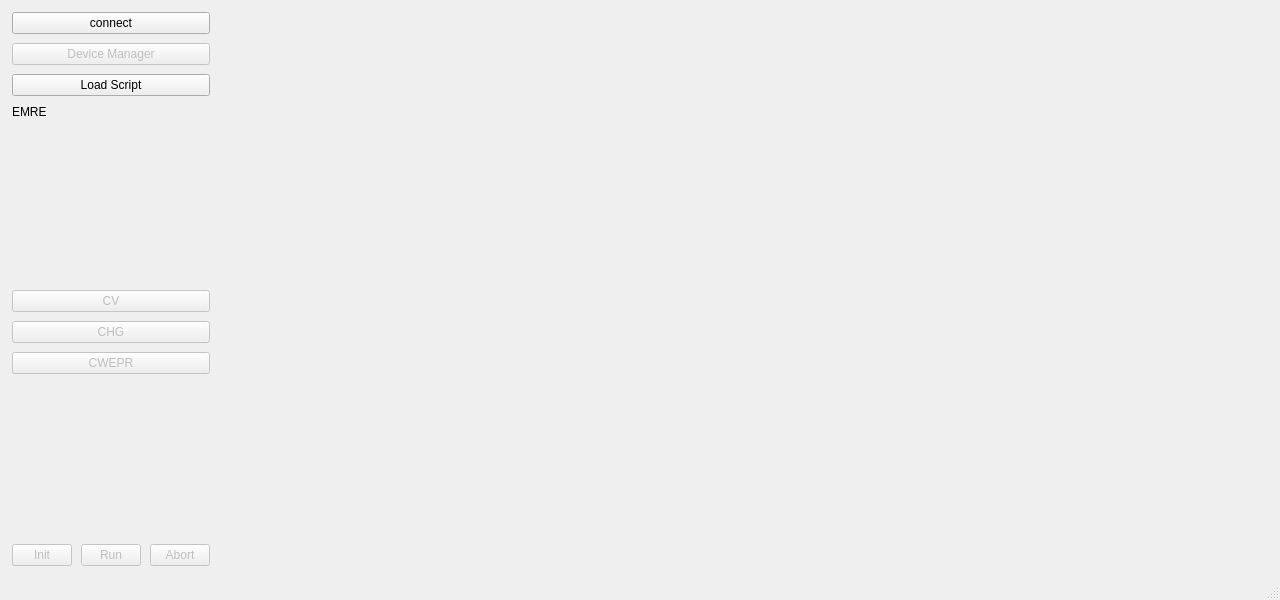
Qt form EMRE.ui (rst030/EMRE) before a commit.
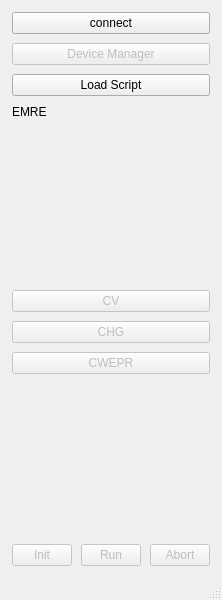
The same form after that commit. Icons and pictures are not drawn.

The edit to the form file:
```diff
--- a/EMRE.ui
+++ b/EMRE.ui
@@ -6,7 +6,7 @@
    <rect>
     <x>0</x>
     <y>0</y>
-    <width>1280</width>
+    <width>222</width>
     <height>600</height>
    </rect>
   </property>
@@ -242,52 +242,6 @@
         </item>
        </layout>
       </item>
-      <item>
-       <layout class="QHBoxLayout" name="horizontalLayout_4">
-        <item>
-         <layout class="QVBoxLayout" name="verticalLayout_EPR_plotter">
-          <item>
-           <widget class="QWidget" name="EPR_plotter_widget" native="true">
-            <property name="minimumSize">
-             <size>
-              <width>420</width>
-              <height>0</height>
-             </size>
-            </property>
-           </widget>
-          </item>
-         </layout>
-        </item>
-        <item>
-         <layout class="QVBoxLayout" name="verticalLayout_CV_plotter">
-          <item>
-           <widget class="QWidget" name="CV_plotter_widget" native="true">
-            <property name="minimumSize">
-             <size>
-              <width>300</width>
-              <height>0</height>
-             </size>
-            </property>
-           </widget>
-          </item>
-         </layout>
-        </item>
-        <item>
-         <layout class="QVBoxLayout" name="verticalLayout_CHG_plotter">
-          <item>
-           <widget class="QWidget" name="CHG_plotter_widget" native="true">
-            <property name="minimumSize">
-             <size>
-              <width>300</width>
-              <height>0</height>
-             </size>
-            </property>
-           </widget>
-          </item>
-         </layout>
-        </item>
-       </layout>
-      </item>
      </layout>
     </item>
    </layout>
```
Left out of the diff: 2 changed lines with no effect on the pictures.
